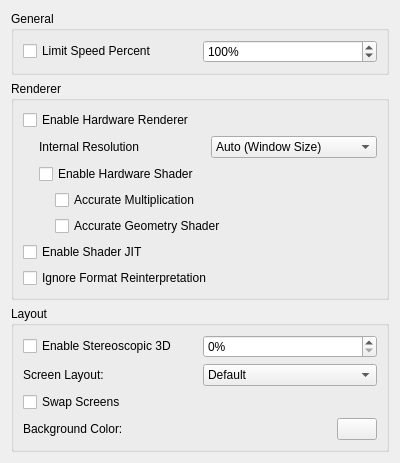
This is src/citra_qt/configuration/configure_graphics.ui in Filxter/citra as Qt 5 draws it before an edit. The edited form follows.
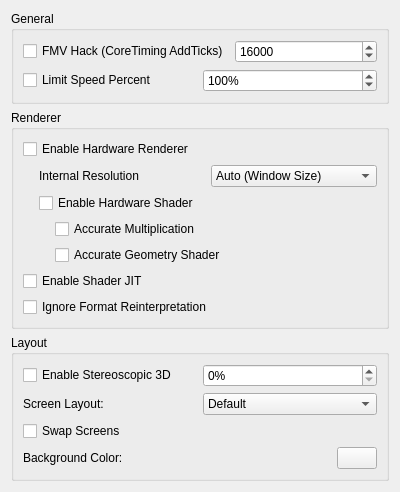
This is the edited form.

Commit message: taken2009's FMV-hack

The edit to the form file:
```diff
--- a/src/citra_qt/configuration/configure_graphics.ui
+++ b/src/citra_qt/configuration/configure_graphics.ui
@@ -20,6 +20,30 @@
       <string>General</string>
      </property>
      <layout class="QVBoxLayout" name="verticalLayout_2">
+      <item>
+        <layout class="QHBoxLayout" name="horizontalLayout_6">
+         <item>
+          <widget class="QCheckBox" name="FMV_hack">
+           <property name="text">
+            <string>FMV Hack (CoreTiming AddTicks)</string>
+           </property>
+          </widget>
+         </item>
+         <item>
+          <widget class="QSpinBox" name="AddTicks">
+           <property name="minimum">
+            <number>1</number>
+           </property>
+           <property name="maximum">
+            <number>999999</number>
+           </property>
+           <property name="value">
+            <number>16000</number>
+           </property>
+          </widget>
+         </item>
+        </layout>
+       </item>
       <item>
        <layout class="QHBoxLayout" name="horizontalLayout_2">
         <item>
```
The commit also changes 4 other files.
